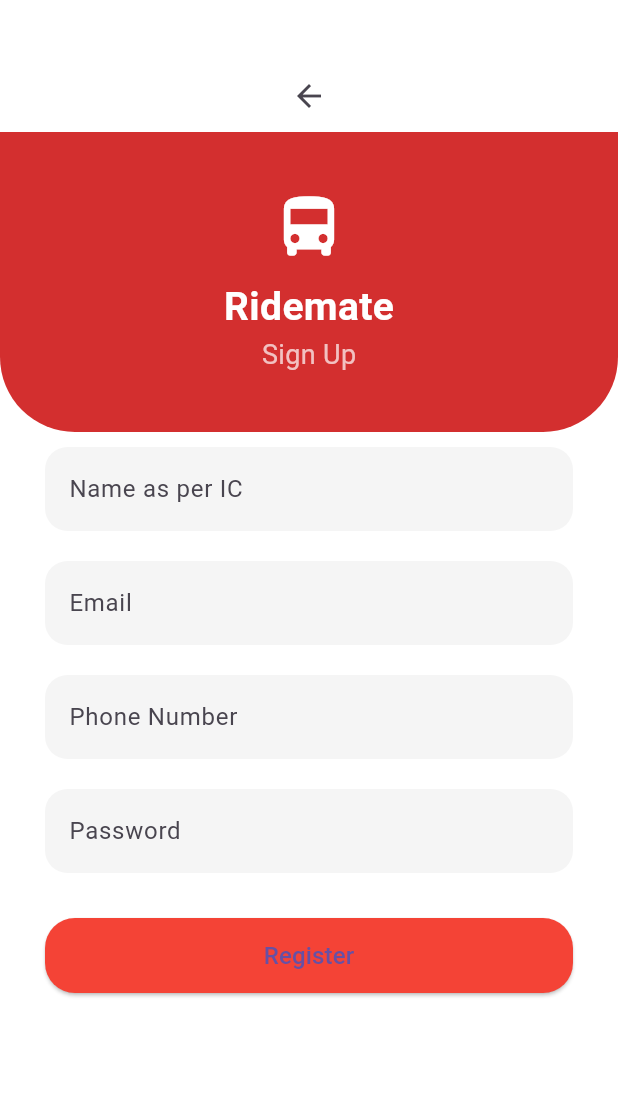
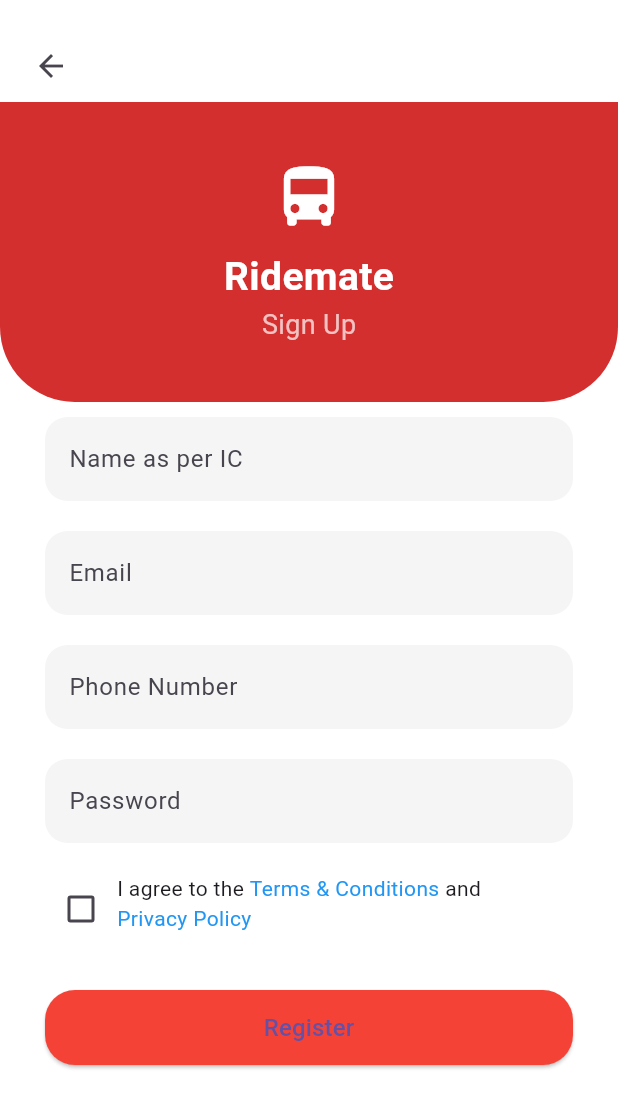
Before and after one commit to WK02123/FYP, a Flutter app: the RegisterPage screen opened directly, on a phone screen of 412 x 824 dp. Shown: the top 1108 px of the screen. Run offline on Flutter 3.47's test engine with Material 3 defaults, Android fonts, the phone set to English and light mode, and no system bars; our stand-ins replace cloud_firestore, firebase_auth, firebase_core, table_calendar; accounts and stored records are empty.

Commit message:
latest version

```diff
--- a/lib/pages/register_page.dart
+++ b/lib/pages/register_page.dart
@@ -1,7 +1,10 @@
+import 'package:flutter/material.dart';
+import 'package:firebase_auth/firebase_auth.dart';
 import 'package:cloud_firestore/cloud_firestore.dart';
-import 'package:firebase_auth/firebase_auth.dart';
-import 'package:flutter/material.dart';
+
 import 'login_page.dart';
+import 'TOC.dart';
+import 'PrivacyPolicy.dart';
 
 class RegisterPage extends StatefulWidget {
   const RegisterPage({super.key});
@@ -17,6 +20,7 @@ class _RegisterPageState extends State<RegisterPage> {
   final passwordController = TextEditingController();
 
   bool isLoading = false;
+  bool agreed = false;
 
   Future<void> _register() async {
     final name = nameController.text.trim();
@@ -29,17 +33,19 @@ class _RegisterPageState extends State<RegisterPage> {
       return;
     }
 
+    if (!agreed) {
+      _showMessage("Please agree to the Terms & Conditions and Privacy Policy");
+      return;
+    }
+
     try {
       setState(() => isLoading = true);
 
-      // Register user
       final userCredential = await FirebaseAuth.instance
           .createUserWithEmailAndPassword(email: email, password: password);
 
-      // Send email verification
       await userCredential.user!.sendEmailVerification();
 
-      // Save user to Firestore
       await FirebaseFirestore.instance
           .collection('users')
           .doc(userCredential.user!.uid)
@@ -52,12 +58,12 @@ class _RegisterPageState extends State<RegisterPage> {
       });
 
       _showMessage("Verification email sent. Please check your inbox.");
-
-      // Sign out after sending email
       await FirebaseAuth.instance.signOut();
 
       Navigator.pushReplacement(
-          context, MaterialPageRoute(builder: (_) => const LoginPage()));
+        context,
+        MaterialPageRoute(builder: (_) => const LoginPage()),
+      );
     } on FirebaseAuthException catch (e) {
       _showMessage(e.message ?? "Registration failed");
     } finally {
@@ -95,13 +101,21 @@ class _RegisterPageState extends State<RegisterPage> {
       backgroundColor: Colors.white,
       body: ListView(
         children: [
-          const SizedBox(height: 40),
-          IconButton(
-            icon: const Icon(Icons.arrow_back),
-            onPressed: () {
-              Navigator.pushReplacement(
-                  context, MaterialPageRoute(builder: (_) => const LoginPage()));
-            },
+          const SizedBox(height: 20),
+          Padding(
+            padding: const EdgeInsets.only(left: 10),
+            child: Align(
+              alignment: Alignment.topLeft,
+              child: IconButton(
+                icon: const Icon(Icons.arrow_back),
+                onPressed: () {
+                  Navigator.pushReplacement(
+                    context,
+                    MaterialPageRoute(builder: (_) => const LoginPage()),
+                  );
+                },
+              ),
+            ),
           ),
           Container(
             height: 200,
@@ -130,6 +144,58 @@ class _RegisterPageState extends State<RegisterPage> {
           _buildTextField("Email", emailController),
           _buildTextField("Phone Number", phoneController),
           _buildTextField("Password", passwordController, isPassword: true),
+
+          // Terms & Conditions and Privacy Policy Checkbox Row
+          Padding(
+            padding: const EdgeInsets.symmetric(horizontal: 30, vertical: 10),
+            child: Row(
+              crossAxisAlignment: CrossAxisAlignment.start,
+              children: [
+                Checkbox(
+                  value: agreed,
+                  onChanged: (value) {
+                    setState(() {
+                      agreed = value ?? false;
+                    });
+                  },
+                ),
+                Expanded(
+                  child: Wrap(
+                    children: [
+                      const Text("I agree to the "),
+                      GestureDetector(
+                        onTap: () {
+                          Navigator.push(
+                            context,
+                            MaterialPageRoute(builder: (_) => const TermsPage()),
+                          );
+                        },
+                        child: const Text(
+                          "Terms & Conditions",
+                          style: TextStyle(color: Colors.blue),
+                        ),
+                      ),
+                      const Text(" and "),
+                      GestureDetector(
+                        onTap: () {
+                          Navigator.push(
+                            context,
+                            MaterialPageRoute(builder: (_) => const PrivacyPage()),
+                          );
+                        },
+                        child: const Text(
+                          "Privacy Policy",
+                          style: TextStyle(color: Colors.blue),
+                        ),
+                      ),
+                    ],
+                  ),
+                ),
+              ],
+            ),
+          ),
+
+          // Register Button
           Padding(
             padding: const EdgeInsets.symmetric(horizontal: 30, vertical: 20),
             child: isLoading
@@ -142,8 +208,7 @@ class _RegisterPageState extends State<RegisterPage> {
                     borderRadius: BorderRadius.circular(20)),
                 minimumSize: const Size.fromHeight(50),
               ),
-              child:
-              const Text("Register", style: TextStyle(fontSize: 16)),
+              child: const Text("Register", style: TextStyle(fontSize: 16)),
             ),
           ),
         ],
```
Also changed, not shown: lib/pages/admin_page.dart (+1 -18 lines), lib/pages/change_password_page.dart (+15 -2 lines).
